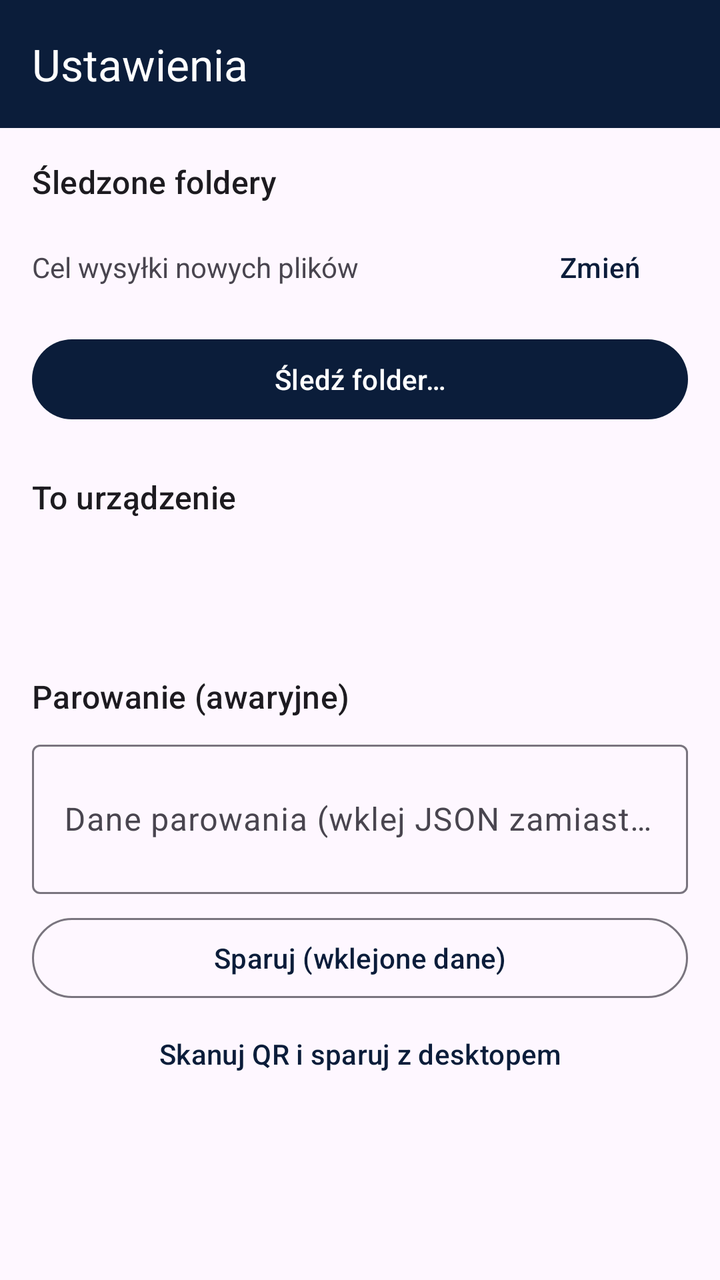
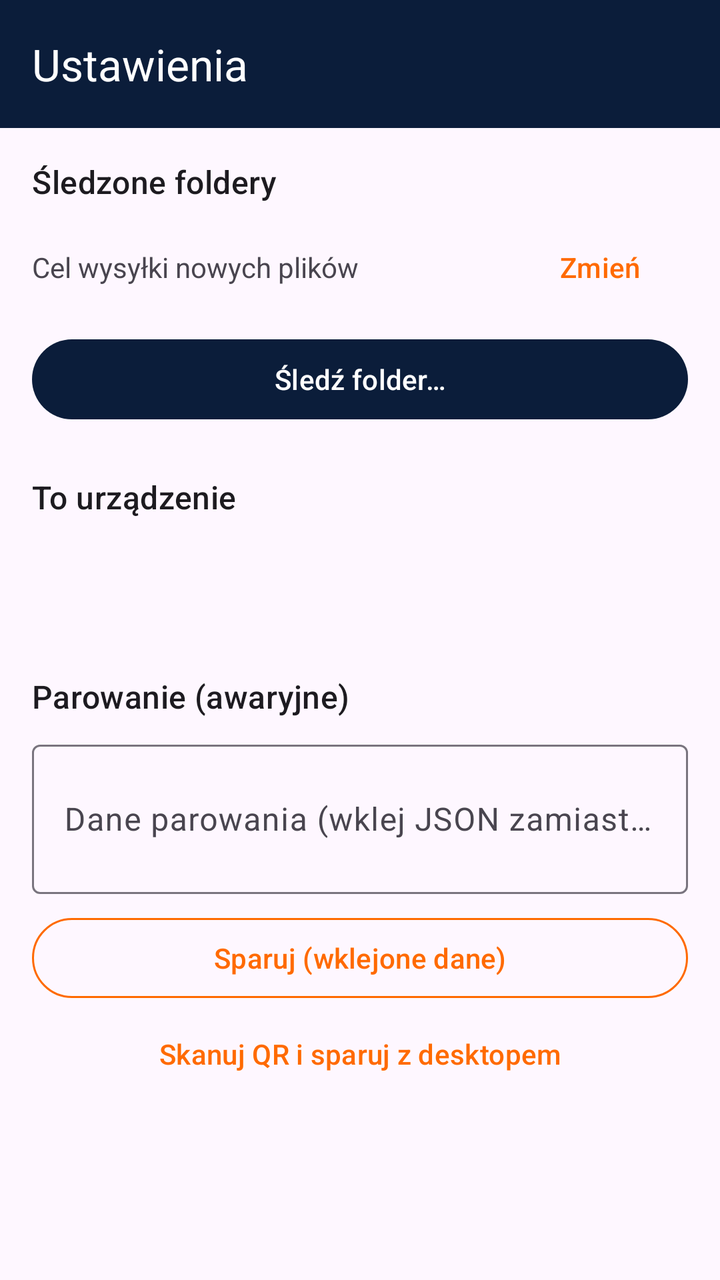

Screens rendered from an Android XML layout before and after an edit, with the pre-edit source and the edit as a unified diff.
<!-- AndroidManifest.xml: application theme Theme.Filees -->
<!-- res/layout/activity_settings.xml -->
<?xml version="1.0" encoding="utf-8"?>
<LinearLayout xmlns:android="http://schemas.android.com/apk/res/android"
    xmlns:app="http://schemas.android.com/apk/res-auto"
    android:layout_width="match_parent"
    android:layout_height="match_parent"
    android:orientation="vertical">

    <com.google.android.material.appbar.MaterialToolbar
        android:id="@+id/toolbar"
        android:layout_width="match_parent"
        android:layout_height="wrap_content"
        android:background="@color/filees_navy"
        android:minHeight="?attr/actionBarSize"
        app:title="@string/action_settings"
        app:titleTextColor="@color/filees_white"
        app:navigationIconTint="@color/filees_white"
        app:itemIconTint="@color/filees_white" />

    <ScrollView
        android:id="@+id/scrollSettings"
        android:layout_width="match_parent"
        android:layout_height="match_parent"
        android:clipToPadding="false">

    <LinearLayout
        android:layout_width="match_parent"
        android:layout_height="wrap_content"
        android:orientation="vertical"
        android:padding="16dp">

        
        <TextView
            android:layout_width="wrap_content"
            android:layout_height="wrap_content"
            android:text="@string/settings_watched"
            android:textAppearance="?attr/textAppearanceTitleMedium" />

        <LinearLayout
            android:layout_width="match_parent"
            android:layout_height="wrap_content"
            android:layout_marginTop="8dp"
            android:gravity="center_vertical"
            android:orientation="horizontal">

            <TextView
                android:layout_width="0dp"
                android:layout_height="wrap_content"
                android:layout_weight="1"
                android:text="@string/settings_upload_target" />

            <TextView
                android:id="@+id/textUploadTarget"
                android:layout_width="wrap_content"
                android:layout_height="wrap_content"
                android:layout_marginStart="8dp"
                android:textStyle="bold" />

            <com.google.android.material.button.MaterialButton
                android:id="@+id/buttonChangeUploadTarget"
                style="@style/Widget.Material3.Button.TextButton"
                android:layout_width="wrap_content"
                android:layout_height="wrap_content"
                android:text="@string/action_change_upload_target" />
        </LinearLayout>

        <com.google.android.material.button.MaterialButton
            android:id="@+id/buttonAddWatched"
            android:layout_width="match_parent"
            android:layout_height="wrap_content"
            android:layout_marginTop="8dp"
            android:text="@string/action_add_watched" />

        <LinearLayout
            android:id="@+id/listWatched"
            android:layout_width="match_parent"
            android:layout_height="wrap_content"
            android:orientation="vertical" />

        <TextView
            android:layout_width="wrap_content"
            android:layout_height="wrap_content"
            android:layout_marginTop="24dp"
            android:text="@string/settings_device"
            android:textAppearance="?attr/textAppearanceTitleMedium" />

        <TextView
            android:id="@+id/textDevicePublicKey"
            android:layout_width="match_parent"
            android:layout_height="wrap_content"
            android:layout_marginTop="8dp"
            android:fontFamily="monospace"
            android:textIsSelectable="true" />

        <TextView
            android:id="@+id/textDetails"
            android:layout_width="match_parent"
            android:layout_height="wrap_content"
            android:layout_marginTop="8dp"
            android:textIsSelectable="true" />

        <TextView
            android:layout_width="wrap_content"
            android:layout_height="wrap_content"
            android:layout_marginTop="24dp"
            android:text="@string/settings_pairing"
            android:textAppearance="?attr/textAppearanceTitleMedium" />

        <com.google.android.material.textfield.TextInputLayout
            android:layout_width="match_parent"
            android:layout_height="wrap_content"
            android:layout_marginTop="8dp">

            <com.google.android.material.textfield.TextInputEditText
                android:id="@+id/editPairingPayload"
                android:layout_width="match_parent"
                android:layout_height="wrap_content"
                android:hint="@string/hint_pairing_payload"
                android:inputType="textMultiLine"
                android:minLines="2"
                android:saveEnabled="false" />
        </com.google.android.material.textfield.TextInputLayout>

        <com.google.android.material.button.MaterialButton
            android:id="@+id/buttonPairPasted"
            style="@style/Widget.Material3.Button.OutlinedButton"
            android:layout_width="match_parent"
            android:layout_height="wrap_content"
            android:layout_marginTop="8dp"
            android:text="@string/action_pair_pasted" />

        <com.google.android.material.button.MaterialButton
            android:id="@+id/buttonScanQr"
            style="@style/Widget.Material3.Button.TextButton"
            android:layout_width="match_parent"
            android:layout_height="wrap_content"
            android:text="@string/action_scan_qr" />
    </LinearLayout>
    </ScrollView>
</LinearLayout>
<!-- resources referenced by this layout -->
<resources>
  <color name="filees_navy">#0B1D3A</color>
  <color name="filees_white">#FFFFFF</color>
  <string name="action_add_watched">Śledź folder…</string>
  <string name="action_change_upload_target">Zmień</string>
  <string name="action_pair_pasted">Sparuj (wklejone dane)</string>
  <string name="action_scan_qr">Skanuj QR i sparuj z desktopem</string>
  <string name="action_settings">Ustawienia</string>
  <string name="hint_pairing_payload">Dane parowania (wklej JSON zamiast skanować QR)</string>
  <string name="settings_device">To urządzenie</string>
  <string name="settings_pairing">Parowanie (awaryjne)</string>
  <string name="settings_upload_target">Cel wysyłki nowych plików</string>
  <string name="settings_watched">Śledzone foldery</string>
  <style name="Theme.Filees" parent="Theme.Material3.DayNight.NoActionBar">
          <item name="android:statusBarColor">@color/filees_navy</item>
          <item name="android:navigationBarColor">@color/filees_navy</item>
          <item name="android:windowLightStatusBar">false</item>
  
          <item name="colorPrimary">@color/filees_navy</item>
          <item name="colorOnPrimary">@color/filees_white</item>
          <item name="colorPrimaryContainer">@color/filees_navy_container</item>
          <item name="colorOnPrimaryContainer">@color/filees_white</item>
  
          <item name="colorSecondary">@color/filees_orange</item>
          <item name="colorOnSecondary">@color/filees_white</item>
          <item name="colorSecondaryContainer">@color/filees_orange_container</item>
          <item name="colorOnSecondaryContainer">@color/filees_navy</item>
  
          <item name="actionMenuTextColor">@color/filees_white</item>
      </style>
  <color name="filees_navy_container">#14294D</color>
  <color name="filees_orange">#FF6A00</color>
  <color name="filees_orange_container">#FFDCC2</color>
</resources>

<!-- the commit's change to res/layout/activity_settings.xml (unified diff, before → after) -->
@@ -57,7 +57,7 @@
 
             <com.google.android.material.button.MaterialButton
                 android:id="@+id/buttonChangeUploadTarget"
-                style="@style/Widget.Material3.Button.TextButton"
+                style="@style/Widget.Filees.Button.TextButton"
                 android:layout_width="wrap_content"
                 android:layout_height="wrap_content"
                 android:text="@string/action_change_upload_target" />
@@ -122,7 +122,7 @@
 
         <com.google.android.material.button.MaterialButton
             android:id="@+id/buttonPairPasted"
-            style="@style/Widget.Material3.Button.OutlinedButton"
+            style="@style/Widget.Filees.Button.OutlinedButton"
             android:layout_width="match_parent"
             android:layout_height="wrap_content"
             android:layout_marginTop="8dp"
@@ -130,7 +130,7 @@
 
         <com.google.android.material.button.MaterialButton
             android:id="@+id/buttonScanQr"
-            style="@style/Widget.Material3.Button.TextButton"
+            style="@style/Widget.Filees.Button.TextButton"
             android:layout_width="match_parent"
             android:layout_height="wrap_content"
             android:text="@string/action_scan_qr" />
<!-- resource entries referenced after the edit -->
@@ -12,6 +12,17 @@
   <string name="settings_pairing">Parowanie (awaryjne)</string>
   <string name="settings_upload_target">Cel wysyłki nowych plików</string>
   <string name="settings_watched">Śledzone foldery</string>
+  <style name="Widget.Filees.Button.OutlinedButton" parent="Widget.Material3.Button.OutlinedButton">
+          <item name="android:textColor">@color/filees_orange</item>
+          <item name="strokeColor">@color/filees_orange</item>
+          <item name="rippleColor">@color/filees_orange</item>
+          <item name="iconTint">@color/filees_orange</item>
+      </style>
+  <style name="Widget.Filees.Button.TextButton" parent="Widget.Material3.Button.TextButton">
+          <item name="android:textColor">@color/filees_orange</item>
+          <item name="rippleColor">@color/filees_orange</item>
+          <item name="iconTint">@color/filees_orange</item>
+      </style>
   <style name="Theme.Filees" parent="Theme.Material3.DayNight.NoActionBar">
           <item name="android:statusBarColor">@color/filees_navy</item>
           <item name="android:navigationBarColor">@color/filees_navy</item>
